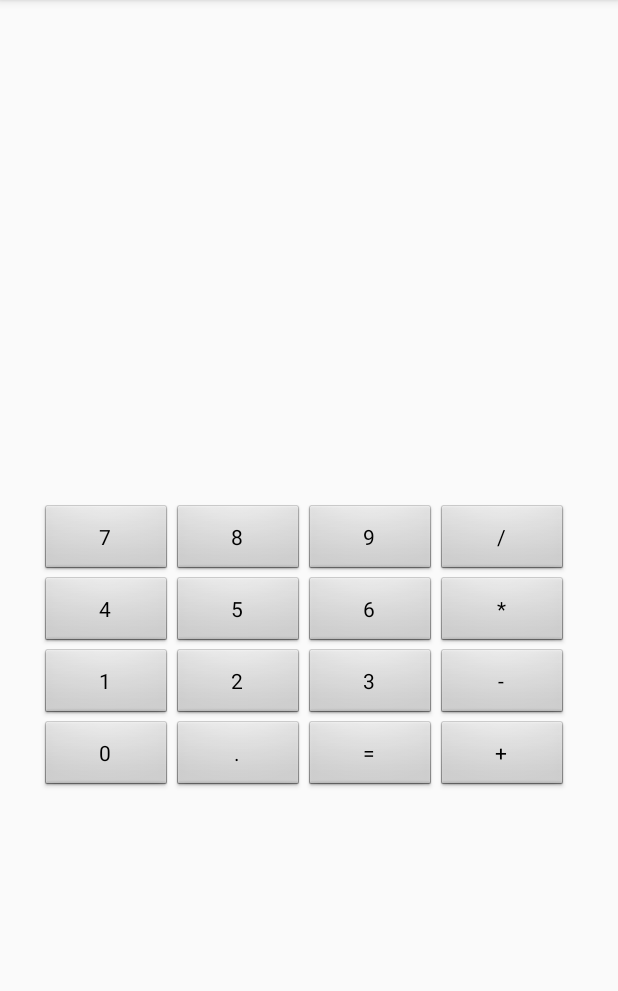
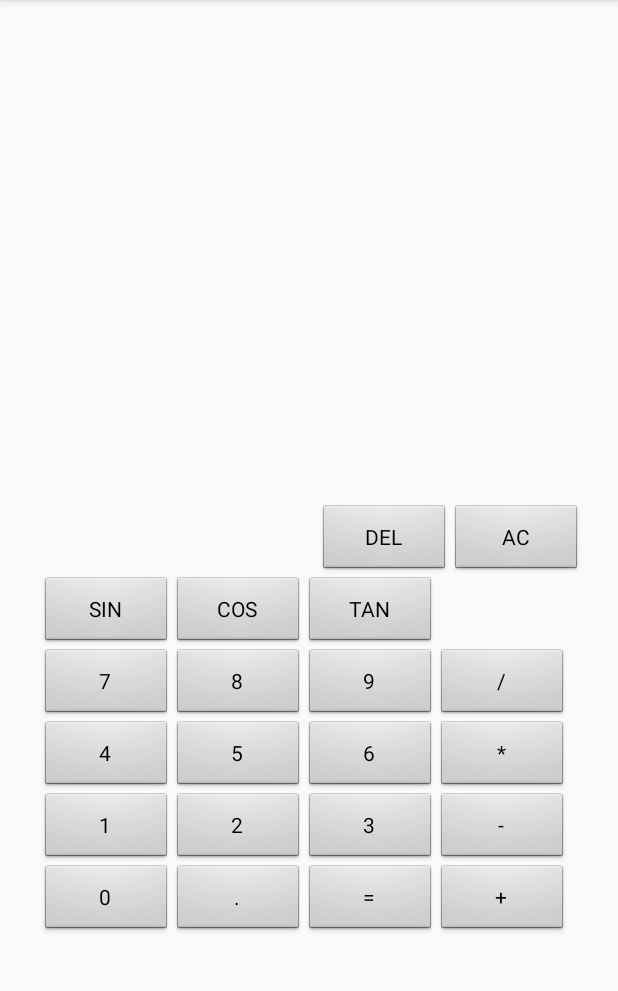
Before and after one commit to ardilafabian/AndroidCalculator, an Android app: the screen it shows after launch (CalculatorActivity), on a phone screen of 412 x 824 dp, the part 84-1075 px from its top. Run offline under Robolectric (Android 15) with nearby library versions, the phone set to English and light mode, and no system bars.

Commit message:
Challenge implementado

```diff
--- a/app/src/main/res/layout/activity_calculator.xml
+++ b/app/src/main/res/layout/activity_calculator.xml
@@ -28,6 +28,59 @@
         app:layout_constraintEnd_toEndOf="parent"
         app:layout_constraintHorizontal_bias="0.521"
         app:layout_constraintStart_toStartOf="parent">
+
+        <TableRow
+            android:layout_width="match_parent"
+            android:layout_height="match_parent"
+            android:gravity="right">
+
+            <Button
+                android:id="@+id/btdel"
+                style="@android:style/Widget.Button"
+                android:layout_width="match_parent"
+                android:layout_height="match_parent"
+                android:onClick="actionBtDel"
+                android:text="DEL" />
+
+            <Button
+                android:id="@+id/btac"
+                style="@android:style/Widget.Button"
+                android:layout_width="match_parent"
+                android:layout_height="match_parent"
+                android:onClick="actionBtAc"
+                android:text="AC" />
+
+        </TableRow>
+
+        <TableRow
+            android:layout_width="match_parent"
+            android:layout_height="match_parent">
+
+            <Button
+                android:id="@+id/btsin"
+                style="@android:style/Widget.Button"
+                android:layout_width="wrap_content"
+                android:layout_height="wrap_content"
+                android:onClick="actionBtSin"
+                android:text="SIN" />
+
+            <Button
+                android:id="@+id/btcos"
+                style="@android:style/Widget.Button"
+                android:layout_width="wrap_content"
+                android:layout_height="wrap_content"
+                android:onClick="actionBtCos"
+                android:text="COS" />
+
+            <Button
+                android:id="@+id/bttan"
+                style="@android:style/Widget.Button"
+                android:layout_width="wrap_content"
+                android:layout_height="wrap_content"
+                android:onClick="actionBtTan"
+                android:text="TAN" />
+
+        </TableRow>
 
         <TableRow
             android:layout_width="match_parent"
```
Also changed, not shown: app/src/main/java/com/example/fabianardila/calculator20/CalculatorActivity.java (+55 -0 lines).
